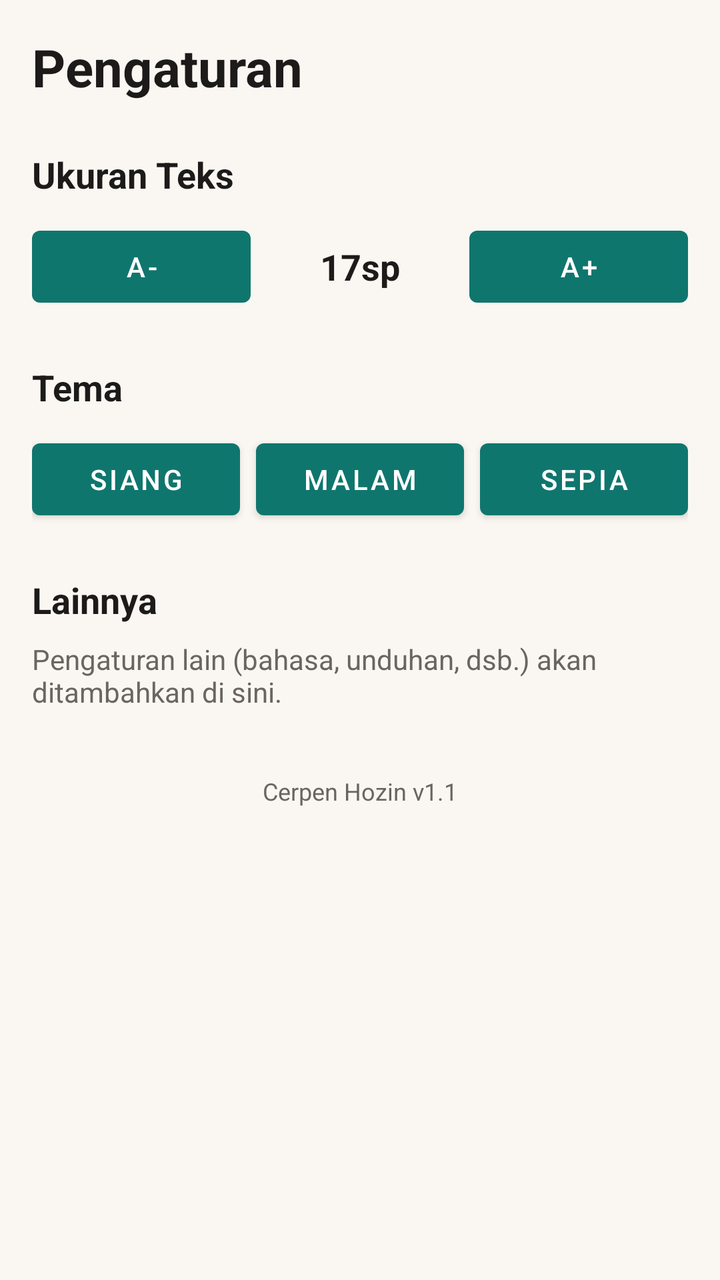
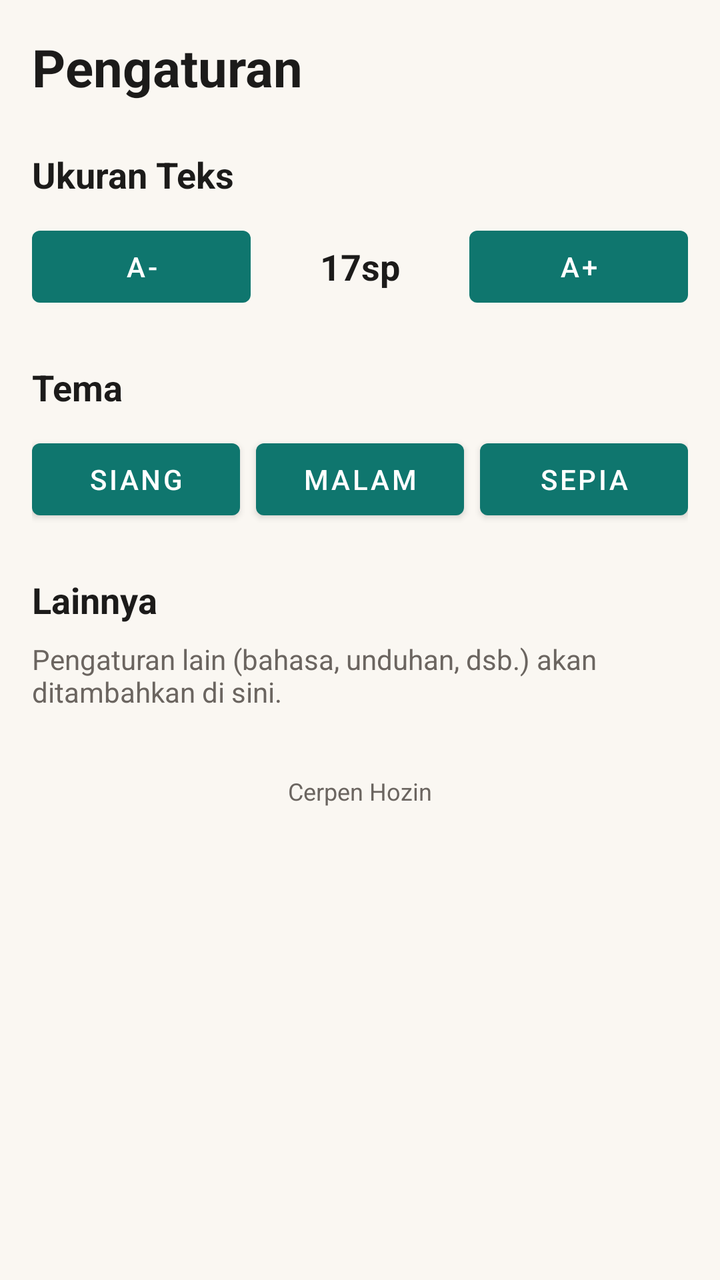

Two renders of the same Android screen: before a commit and after it. Below are the layout's source before the change and the commit's diff.
<!-- AndroidManifest.xml: application theme Theme.CerpenHozin -->
<!-- res/layout/activity_settings.xml -->
<?xml version="1.0" encoding="utf-8"?>
<ScrollView xmlns:android="http://schemas.android.com/apk/res/android"
    android:layout_width="match_parent"
    android:layout_height="match_parent"
    android:background="@color/paper"
    android:fillViewport="true">

    <LinearLayout
        android:id="@+id/settings_root"
        android:layout_width="match_parent"
        android:layout_height="wrap_content"
        android:orientation="vertical"
        android:padding="16dp">

        <TextView
            android:id="@+id/settings_title"
            android:layout_width="wrap_content"
            android:layout_height="wrap_content"
            android:text="Pengaturan"
            android:textColor="@color/ink"
            android:textSize="26sp"
            android:textStyle="bold" />

        <TextView
            android:layout_width="wrap_content"
            android:layout_height="wrap_content"
            android:layout_marginTop="24dp"
            android:text="Ukuran Teks"
            android:textColor="@color/ink"
            android:textSize="18sp"
            android:textStyle="bold" />

        <LinearLayout
            android:layout_width="match_parent"
            android:layout_height="wrap_content"
            android:layout_marginTop="10dp"
            android:orientation="horizontal">

            <Button
                android:id="@+id/set_smaller"
                android:layout_width="0dp"
                android:layout_height="wrap_content"
                android:layout_weight="1"
                android:text="A-"
                android:textColor="@color/white" />

            <TextView
                android:id="@+id/set_size_value"
                android:layout_width="0dp"
                android:layout_height="wrap_content"
                android:layout_gravity="center"
                android:layout_weight="1"
                android:gravity="center"
                android:text="17sp"
                android:textColor="@color/ink"
                android:textSize="18sp"
                android:textStyle="bold" />

            <Button
                android:id="@+id/set_bigger"
                android:layout_width="0dp"
                android:layout_height="wrap_content"
                android:layout_weight="1"
                android:text="A+"
                android:textColor="@color/white" />
        </LinearLayout>

        <TextView
            android:layout_width="wrap_content"
            android:layout_height="wrap_content"
            android:layout_marginTop="24dp"
            android:text="Tema"
            android:textColor="@color/ink"
            android:textSize="18sp"
            android:textStyle="bold" />

        <LinearLayout
            android:layout_width="match_parent"
            android:layout_height="wrap_content"
            android:layout_marginTop="10dp"
            android:orientation="horizontal">

            <Button
                android:id="@+id/theme_day"
                android:layout_width="0dp"
                android:layout_height="wrap_content"
                android:layout_weight="1"
                android:text="Siang"
                android:textColor="@color/white" />

            <Button
                android:id="@+id/theme_night"
                android:layout_width="0dp"
                android:layout_height="wrap_content"
                android:layout_marginStart="8dp"
                android:layout_weight="1"
                android:text="Malam"
                android:textColor="@color/white" />

            <Button
                android:id="@+id/theme_sepia"
                android:layout_width="0dp"
                android:layout_height="wrap_content"
                android:layout_marginStart="8dp"
                android:layout_weight="1"
                android:text="Sepia"
                android:textColor="@color/white" />
        </LinearLayout>

        <TextView
            android:id="@+id/settings_others_title"
            android:layout_width="wrap_content"
            android:layout_height="wrap_content"
            android:layout_marginTop="24dp"
            android:text="Lainnya"
            android:textColor="@color/ink"
            android:textSize="18sp"
            android:textStyle="bold" />

        <TextView
            android:id="@+id/settings_others_note"
            android:layout_width="wrap_content"
            android:layout_height="wrap_content"
            android:layout_marginTop="8dp"
            android:text="Pengaturan lain (bahasa, unduhan, dsb.) akan ditambahkan di sini."
            android:textColor="@color/muted"
            android:textSize="14sp" />

        <TextView
            android:id="@+id/settings_version"
            android:layout_width="wrap_content"
            android:layout_height="wrap_content"
            android:layout_gravity="center"
            android:layout_marginTop="32dp"
            android:text="Cerpen Hozin v1.1"
            android:textColor="@color/muted"
            android:textSize="12sp" />

    </LinearLayout>
</ScrollView>
<!-- resources referenced by this layout -->
<resources>
  <color name="ink">#1C1B1A</color>
  <color name="muted">#6B6560</color>
  <color name="paper">#FAF7F2</color>
  <color name="white">#FFFFFF</color>
  <style name="Theme.CerpenHozin" parent="Theme.MaterialComponents.DayNight.NoActionBar">
          <item name="colorPrimary">@color/accent</item>
          <item name="colorPrimaryDark">@color/accent_dark</item>
          <item name="colorAccent">@color/accent</item>
          <item name="android:windowBackground">@color/paper</item>
          <item name="android:textColorPrimary">@color/ink</item>
          <item name="android:textColorSecondary">@color/muted</item>
      </style>
  <color name="accent">#0F766E</color>
  <color name="accent_dark">#0B5E57</color>
</resources>

<!-- the commit's change to res/layout/activity_settings.xml (unified diff, before → after) -->
@@ -126,13 +126,14 @@
             android:textColor="@color/muted"
             android:textSize="14sp" />
 
+        
         <TextView
             android:id="@+id/settings_version"
             android:layout_width="wrap_content"
             android:layout_height="wrap_content"
             android:layout_gravity="center"
             android:layout_marginTop="32dp"
-            android:text="Cerpen Hozin v1.1"
+            android:text="Cerpen Hozin"
             android:textColor="@color/muted"
             android:textSize="12sp" />
 
